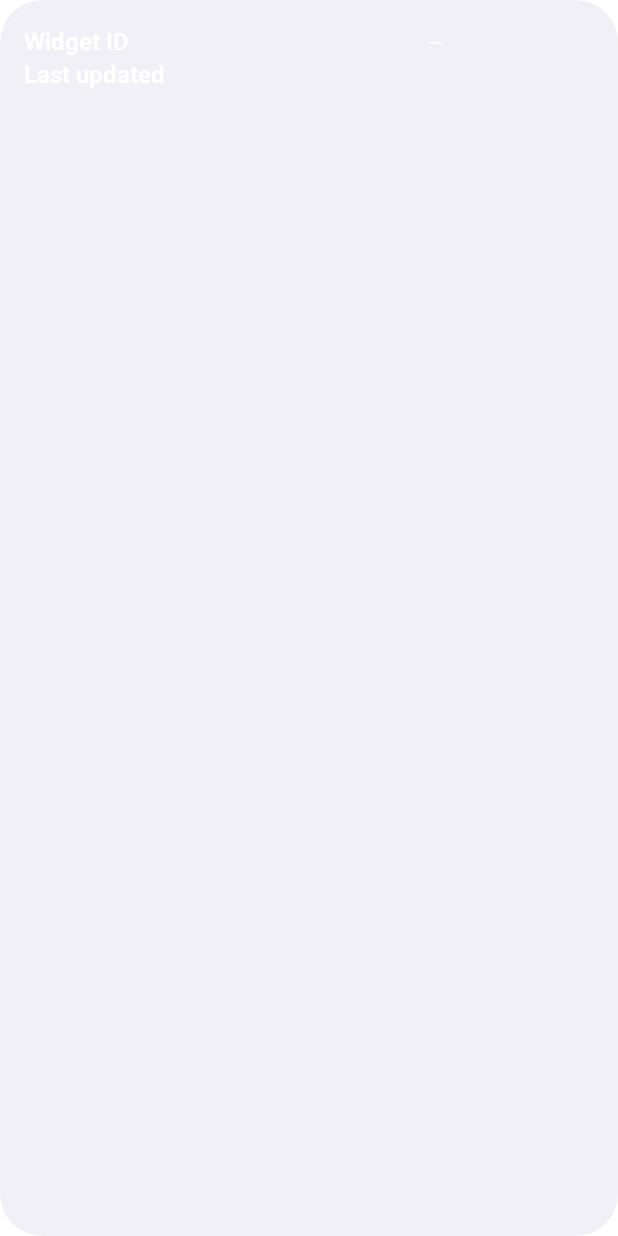
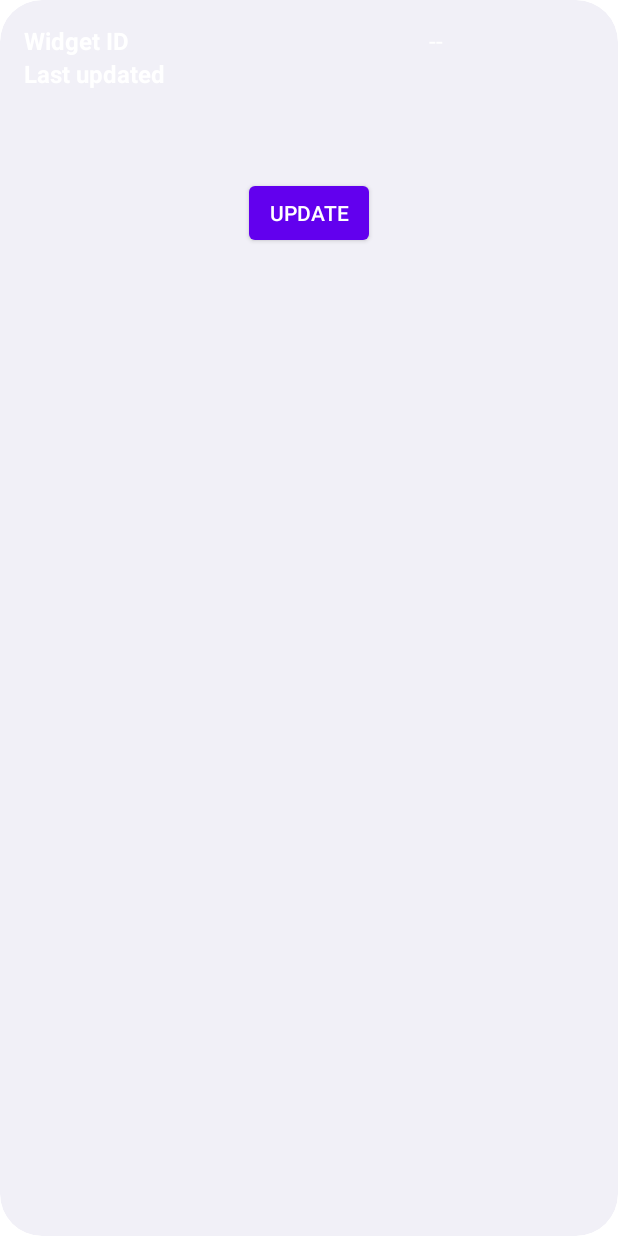
Before and after one commit to Zafnakhairunnisa/AppWidget, an Android app: the layout new_app_widget.xml on its own in the app's theme, with its tools: preview values and no code run, on a phone screen of 412 x 824 dp. Run offline under Robolectric (Android 15) with nearby library versions, the phone set to English and light mode, and no system bars.

Commit message:
Initial Commit

```diff
--- a/app/src/main/res/layout/new_app_widget.xml
+++ b/app/src/main/res/layout/new_app_widget.xml
@@ -64,4 +64,13 @@
 
     </LinearLayout>
 
+    <Button
+        android:id="@+id/buttn_update"
+        style="@style/AppWidgetButton"
+        android:layout_width="wrap_content"
+        android:layout_height="wrap_content"
+        android:layout_below="@id/sectiom_update"
+        android:layout_centerHorizontal="true"
+        android:text="UPDATE"/>
+
 </RelativeLayout>
```
Also changed, not shown: app/src/main/java/com/example/appwidget/NewAppWidget.java (+10 -0 lines).
